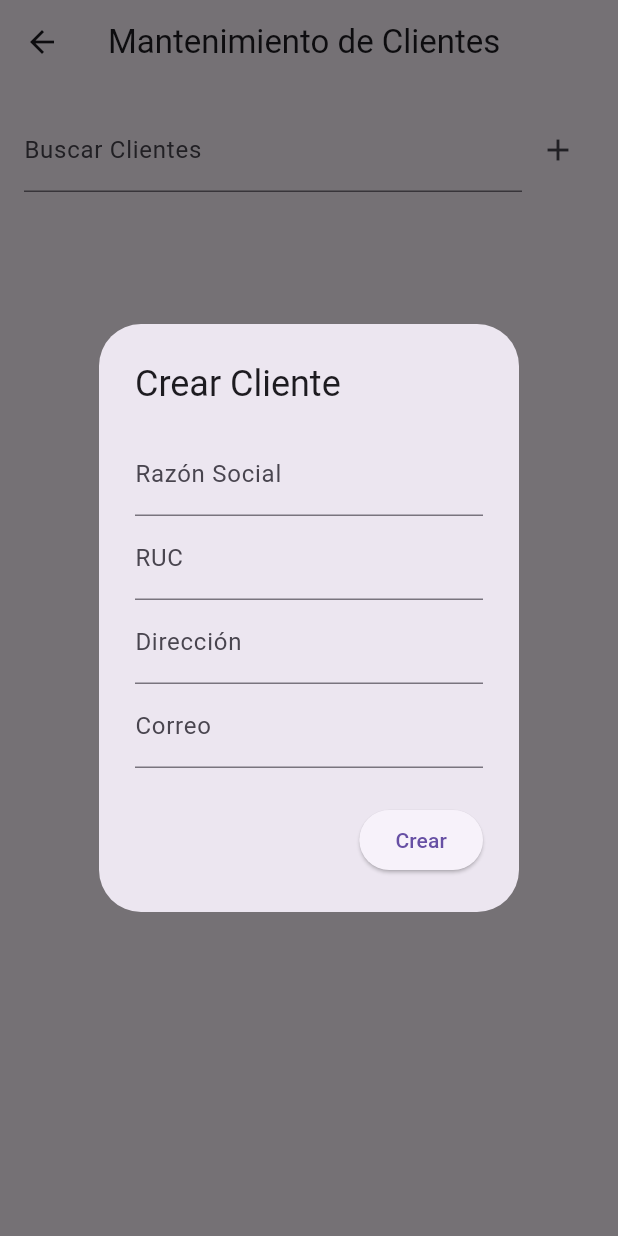
After one commit to xNout/flutter_pelectrodomesticos, a Flutter app: the ClientMaintenanceScreen screen opened directly, after a tap on the "add" icon, on a phone screen of 412 x 824 dp. The commit adds this screen. Run offline on Flutter 3.47's test engine with Material 3 defaults, Android fonts, the phone set to English and light mode, and no system bars; our stand-ins replace cloud_firestore, firebase_core; accounts and stored records are empty.

Commit message:
mantenimiento clientes

```diff
--- /dev/null
+++ b/lib/pantallas/MantenimientoClientes.dart
@@ -0,0 +1,309 @@
+import 'package:flutter/material.dart';
+import 'package:cloud_firestore/cloud_firestore.dart';
+
+class ClientMaintenanceScreen extends StatefulWidget {
+  @override
+  _ClientMaintenanceScreenState createState() =>
+      _ClientMaintenanceScreenState();
+}
+
+class _ClientMaintenanceScreenState extends State<ClientMaintenanceScreen> {
+  final _formKey = GlobalKey<FormState>();
+  final TextEditingController _razonSocialController = TextEditingController();
+  final TextEditingController _rucController = TextEditingController();
+  final TextEditingController _direccionController = TextEditingController();
+  final TextEditingController _correoController = TextEditingController();
+  final TextEditingController _searchController = TextEditingController();
+
+  final CollectionReference _clientsCollection =
+      FirebaseFirestore.instance.collection('clientes');
+
+  List<DocumentSnapshot> _clients = [];
+
+  @override
+  void initState() {
+    super.initState();
+    _searchController.addListener(_searchClients);
+    _fetchClients();
+  }
+
+  void _fetchClients() async {
+    final snapshot = await _clientsCollection.get();
+    setState(() {
+      _clients = snapshot.docs;
+    });
+  }
+
+  void _searchClients() {
+    String searchText = _searchController.text.toLowerCase();
+    setState(() {
+      _clients = _clients.where((client) {
+        return client['razon_social'].toLowerCase().contains(searchText) ||
+            client['ruc'].toLowerCase().contains(searchText) ||
+            client['direccion'].toLowerCase().contains(searchText) ||
+            client['correo'].toLowerCase().contains(searchText);
+      }).toList();
+    });
+  }
+
+  Future<bool> _isRucUnique(String ruc) async {
+    final snapshot =
+        await _clientsCollection.where('ruc', isEqualTo: ruc).get();
+    return snapshot.docs.isEmpty;
+  }
+
+  void _createClient() async {
+    if (_formKey.currentState!.validate()) {
+      final isRucUnique = await _isRucUnique(_rucController.text);
+      if (!isRucUnique) {
+        ScaffoldMessenger.of(context).showSnackBar(SnackBar(
+          content: Text('El RUC ya existe.'),
+        ));
+        return;
+      }
+      await _clientsCollection.add({
+        'razon_social': _razonSocialController.text,
+        'ruc': _rucController.text,
+        'direccion': _direccionController.text,
+        'correo': _correoController.text,
+      });
+      _clearControllers();
+      _fetchClients();
+      Navigator.of(context).pop();
+    }
+  }
+
+  void _updateClient(String id) async {
+    if (_formKey.currentState!.validate()) {
+      final isRucUnique = await _isRucUnique(_rucController.text);
+      if (!isRucUnique) {
+        ScaffoldMessenger.of(context).showSnackBar(SnackBar(
+          content: Text('El RUC ya existe.'),
+        ));
+        return;
+      }
+      await _clientsCollection.doc(id).update({
+        'razon_social': _razonSocialController.text,
+        'ruc': _rucController.text,
+        'direccion': _direccionController.text,
+        'correo': _correoController.text,
+      });
+      _clearControllers();
+      _fetchClients();
+      Navigator.of(context).pop();
+    }
+  }
+
+  void _clearControllers() {
+    _razonSocialController.clear();
+    _rucController.clear();
+    _direccionController.clear();
+    _correoController.clear();
+  }
+
+  void _showEditDialog(DocumentSnapshot client) {
+    _razonSocialController.text = client['razon_social'];
+    _rucController.text = client['ruc'];
+    _direccionController.text = client['direccion'];
+    _correoController.text = client['correo'];
+
+    showDialog(
+      context: context,
+      builder: (context) {
+        return AlertDialog(
+          title: Text('Actualizar Cliente'),
+          content: Form(
+            key: _formKey,
+            child: SingleChildScrollView(
+              child: Column(
+                children: <Widget>[
+                  TextFormField(
+                    controller: _razonSocialController,
+                    decoration: InputDecoration(labelText: 'Razón Social'),
+                    validator: (value) {
+                      if (value == null || value.isEmpty) {
+                        return 'Por favor ingrese la razón social';
+                      }
+                      return null;
+                    },
+                  ),
+                  TextFormField(
+                    controller: _rucController,
+                    decoration: InputDecoration(labelText: 'RUC'),
+                    validator: (value) {
+                      if (value == null || value.isEmpty) {
+                        return 'Por favor ingrese el RUC';
+                      }
+                      return null;
+                    },
+                  ),
+                  TextFormField(
+                    controller: _direccionController,
+                    decoration: InputDecoration(labelText: 'Dirección'),
+                    validator: (value) {
+                      if (value == null || value.isEmpty) {
+                        return 'Por favor ingrese la dirección';
+                      }
+                      return null;
+                    },
+                  ),
+                  TextFormField(
+                    controller: _correoController,
+                    decoration: InputDecoration(labelText: 'Correo'),
+                    validator: (value) {
+                      if (value == null || value.isEmpty) {
+                        return 'Por favor ingrese el correo';
+                      }
+                      if (!RegExp(r'^[^@]+@[^@]+\.[^@]+').hasMatch(value)) {
+                        return 'Por favor ingrese un correo válido';
+                      }
+                      return null;
+                    },
+                  ),
+                ],
+              ),
+            ),
+          ),
+          actions: <Widget>[
+            ElevatedButton(
+              onPressed: () {
+                _updateClient(client.id);
+              },
+              child: Text('Actualizar'),
+            ),
+          ],
+        );
+      },
+    );
+  }
+
+  void _showCreateDialog() {
+    _clearControllers();
+    showDialog(
+      context: context,
+      builder: (context) {
+        return AlertDialog(
+          title: Text('Crear Cliente'),
+          content: Form(
+            key: _formKey,
+            child: SingleChildScrollView(
+              child: Column(
+                children: <Widget>[
+                  TextFormField(
+                    controller: _razonSocialController,
+                    decoration: InputDecoration(labelText: 'Razón Social'),
+                    validator: (value) {
+                      if (value == null || value.isEmpty) {
+                        return 'Por favor ingrese la razón social';
+                      }
+                      return null;
+                    },
+                  ),
+                  TextFormField(
+                    controller: _rucController,
+                    decoration: InputDecoration(labelText: 'RUC'),
+                    validator: (value) {
+                      if (value == null || value.isEmpty) {
+                        return 'Por favor ingrese el RUC';
+                      }
+                      return null;
+                    },
+                  ),
+                  TextFormField(
+                    controller: _direccionController,
+                    decoration: InputDecoration(labelText: 'Dirección'),
+                    validator: (value) {
+                      if (value == null || value.isEmpty) {
+                        return 'Por favor ingrese la dirección';
+                      }
+                      return null;
+                    },
+                  ),
+                  TextFormField(
+                    controller: _correoController,
+                    decoration: InputDecoration(labelText: 'Correo'),
+                    validator: (value) {
+                      if (value == null || value.isEmpty) {
+                        return 'Por favor ingrese el correo';
+                      }
+                      if (!RegExp(r'^[^@]+@[^@]+\.[^@]+').hasMatch(value)) {
+                        return 'Por favor ingrese un correo válido';
+                      }
+                      return null;
+                    },
+                  ),
+                ],
+              ),
+            ),
+          ),
+          actions: <Widget>[
+            ElevatedButton(
+              onPressed: () {
+                _createClient();
+              },
+              child: Text('Crear'),
+            ),
+          ],
+        );
+      },
+    );
+  }
+
+  @override
+  Widget build(BuildContext context) {
+    return Scaffold(
+      appBar: AppBar(
+        title: Text('Mantenimiento de Clientes'),
+      ),
+      body: Padding(
+        padding: const EdgeInsets.all(16.0),
+        child: Column(
+          children: <Widget>[
+            Row(
+              children: [
+                Expanded(
+                  child: TextField(
+                    controller: _searchController,
+                    decoration: InputDecoration(labelText: 'Buscar Clientes'),
+                  ),
+                ),
+                IconButton(
+                  icon: Icon(Icons.add),
+                  onPressed: _showCreateDialog,
+                ),
+              ],
+            ),
+            Expanded(
+              child: ListView.builder(
+                itemCount: _clients.length,
+                itemBuilder: (context, index) {
+                  final client = _clients[index];
+                  return ListTile(
+                    title: Text(client['razon_social']),
+                    subtitle: Text(client['correo']),
+                    trailing: Row(
+                      mainAxisSize: MainAxisSize.min,
+                      children: <Widget>[
+                        IconButton(
+                          icon: Icon(Icons.edit),
+                          onPressed: () => _showEditDialog(client),
+                        ),
+                        IconButton(
+                          icon: Icon(Icons.delete),
+                          onPressed: () {
+                            _clientsCollection.doc(client.id).delete();
+                            _fetchClients();
+                          },
+                        ),
+                      ],
+                    ),
+                  );
+                },
+              ),
+            ),
+          ],
+        ),
+      ),
+    );
+  }
+}
```
Also changed, not shown: lib/layout/MenuLayout.dart (+12 -0 lines).
